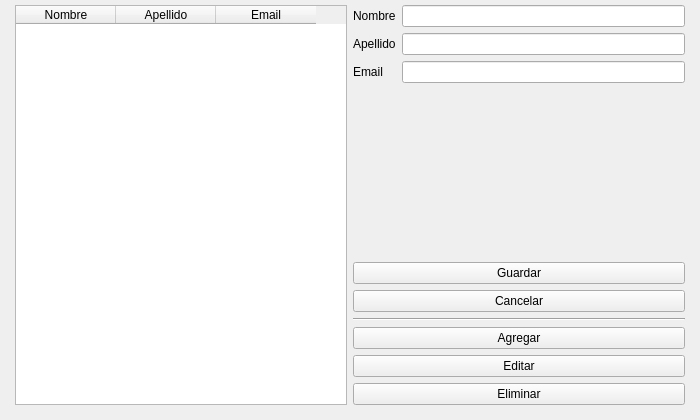
Qt form Trabajos Practicos/TP3/Ejercicio 9/mainWindow.ui (soyXander/Laboratorio-de-Computacion-II) before a commit.
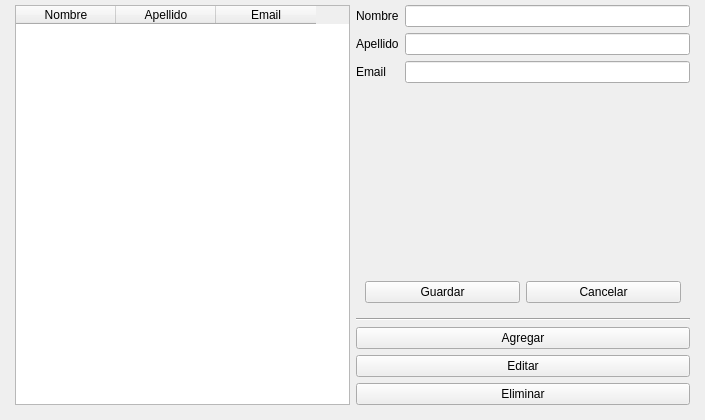
The same form after that commit.

Commit message: TP3 - Ejercicio 9 - Optimización

```diff
--- a/Trabajos Practicos/TP3/Ejercicio 9/mainWindow.ui
+++ b/Trabajos Practicos/TP3/Ejercicio 9/mainWindow.ui
@@ -6,7 +6,7 @@
    <rect>
     <x>0</x>
     <y>0</y>
-    <width>700</width>
+    <width>705</width>
     <height>420</height>
    </rect>
   </property>
@@ -89,23 +89,45 @@
        </layout>
       </item>
       <item>
-       <widget class="QPushButton" name="btnGuardar">
-        <property name="text">
-         <string>Guardar</string>
+       <spacer name="verticalSpacer">
+        <property name="orientation">
+         <enum>Qt::Vertical</enum>
         </property>
-        <property name="visible">
-          <bool>false</bool>
-         </property>
-       </widget>
+        <property name="sizeHint" stdset="0">
+         <size>
+          <width>20</width>
+          <height>40</height>
+         </size>
+        </property>
+       </spacer>
       </item>
       <item>
-       <widget class="QPushButton" name="btnCancelar">
-        <property name="text">
-         <string>Cancelar</string>
-        </property>
+       <widget class="QWidget" name="wgBotones" native="true">
         <property name="visible">
-          <bool>false</bool>
-         </property>
+         <bool>false</bool>
+        </property>
+        <layout class="QGridLayout" name="gridLayout">
+         <item row="0" column="1">
+          <widget class="QPushButton" name="btnGuardar">
+           <property name="visible">
+            <bool>false</bool>
+           </property>
+           <property name="text">
+            <string>Guardar</string>
+           </property>
+          </widget>
+         </item>
+         <item row="0" column="2">
+          <widget class="QPushButton" name="btnCancelar">
+           <property name="visible">
+            <bool>false</bool>
+           </property>
+           <property name="text">
+            <string>Cancelar</string>
+           </property>
+          </widget>
+         </item>
+        </layout>
        </widget>
       </item>
       <item>
```
Left out of the diff: 12 changed lines with no effect on the pictures. The commit also changes 1 other file.
